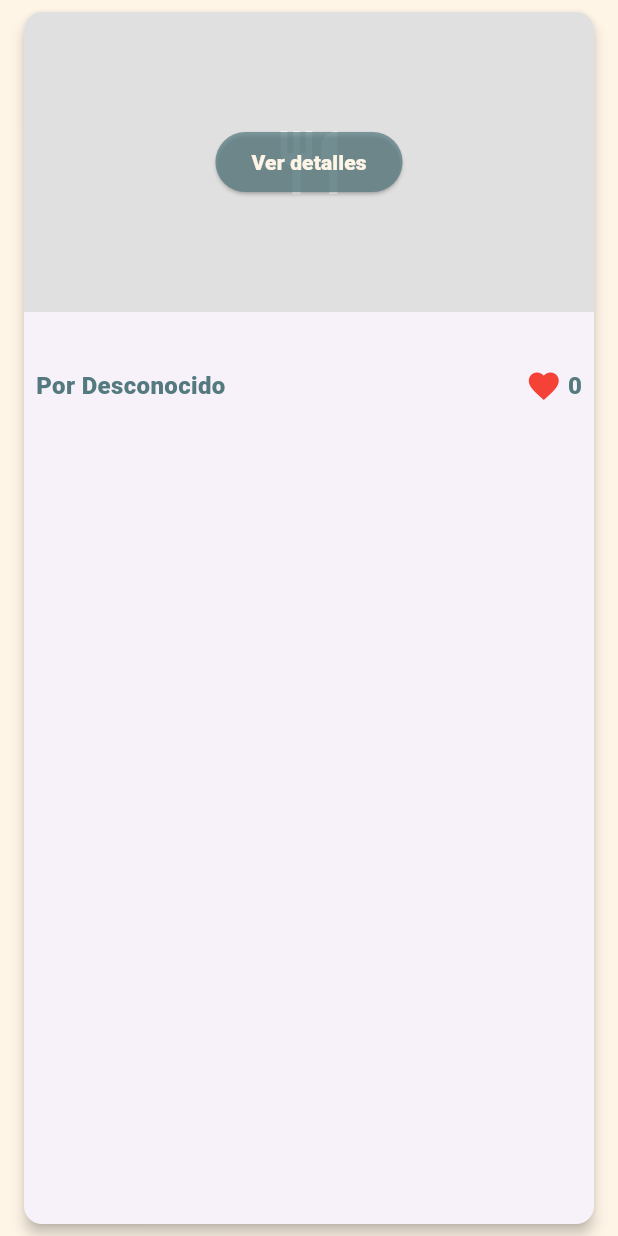
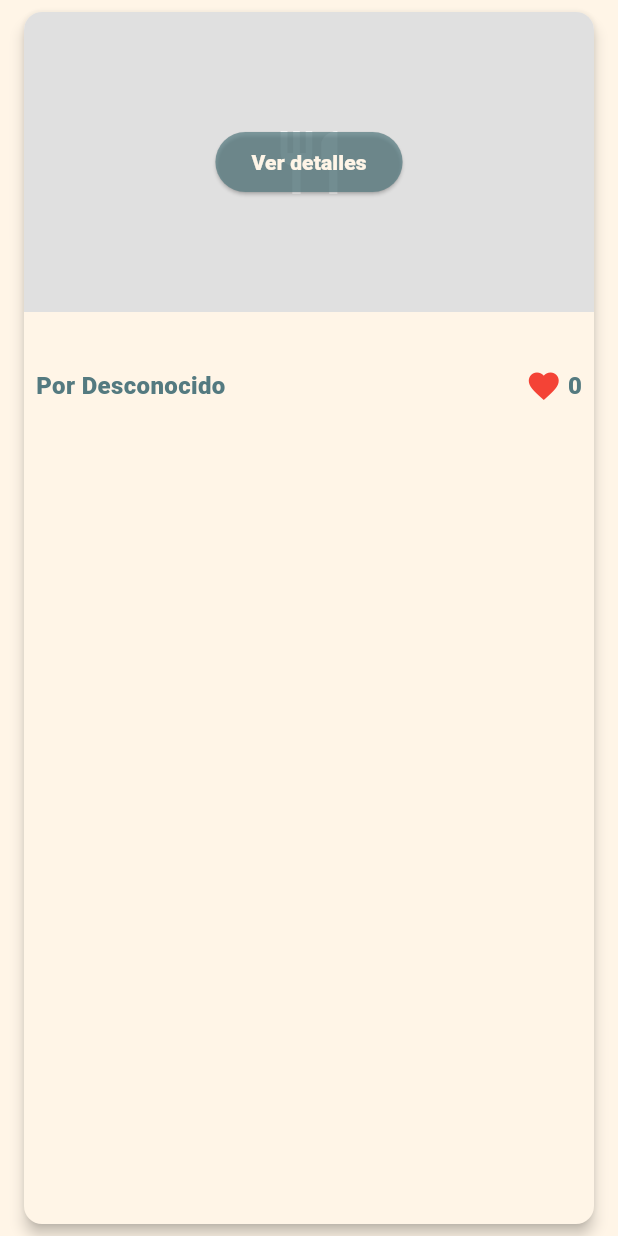
Before and after one commit to Jiwemoyo/EasyMenuApp, a Flutter app: the RecipeCard widget shown alone on an empty page, opened directly with empty values, on a phone screen of 412 x 824 dp. Run offline on Flutter 3.47's test engine with Material 3 defaults, Android fonts, the phone set to English and light mode, and no system bars; our stand-ins replace cached_network_image; network calls fail.

Commit message:
cambio de color a las targetas

```diff
--- a/lib/widgets/recipe_card.dart
+++ b/lib/widgets/recipe_card.dart
@@ -24,6 +24,7 @@ class RecipeCard extends StatelessWidget {
       margin: EdgeInsets.symmetric(vertical: 8, horizontal: 16),
       elevation: 4,
       shape: RoundedRectangleBorder(borderRadius: BorderRadius.circular(12)),
+      color:WhiteColor,
       child: Column(
         crossAxisAlignment: CrossAxisAlignment.start,
         children: [
```
